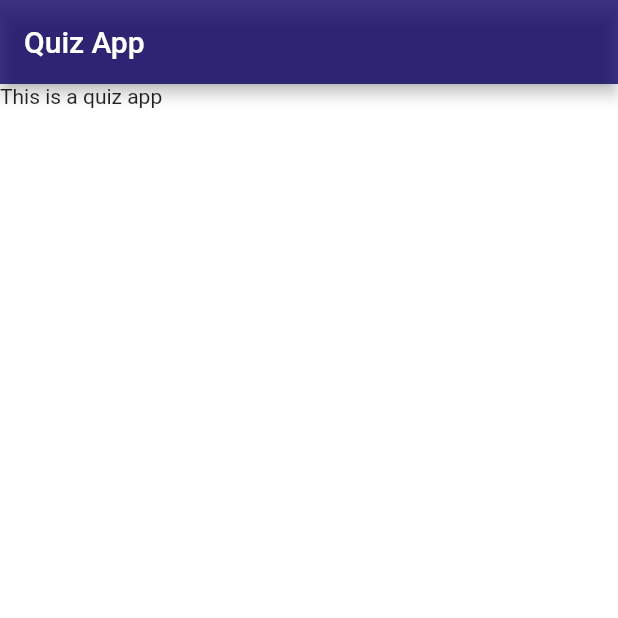
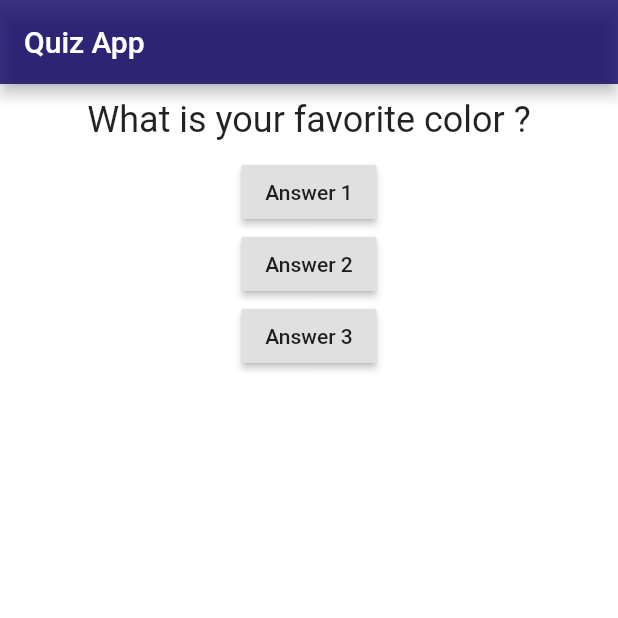
Before and after one commit to hamzaaitbenyissa/flutterQuiz, a Flutter app: the screen it shows after launch, on a phone screen of 412 x 824 dp, the top half of it. Run offline on Flutter 3.47's test engine with Material 2 defaults, Android fonts, the phone set to English and light mode, and no system bars.

Commit message:
add questions design

```diff
--- a/lib/main.dart
+++ b/lib/main.dart
@@ -1,20 +1,47 @@
+import 'package:app1/question.dart';
 import 'package:flutter/material.dart';
 
 void main() {
   runApp(MyApp());
 }
 
-class MyApp extends StatelessWidget {
+class MyApp extends StatefulWidget {
+  @override
+  State<StatefulWidget> createState() {
+    // TODO: implement createState
+    return MyAppstate();
+  }
+}
 
+class MyAppstate extends State<MyApp> {
+  var questionindex = 0;
+  void answerQuestion() {
+    setState(() {
+      questionindex = questionindex + 1;
+    });
+    print(questionindex);
+  }
+
+  var questions = [
+    "What is your favorite color ?",
+    "What is your favorite animal ?",
+    "What is your favorite movie ?",
+    "What is your favorite hobbie ?"
+  ];
   @override
   Widget build(BuildContext context) {
     return MaterialApp(
         home: Scaffold(
       appBar: AppBar(
-        title: Text("Quiz App"),
-        backgroundColor: Color.fromRGBO(11, 0, 98,0.8),
+        title: const Text("Quiz App"),
+        backgroundColor: const Color.fromRGBO(11, 0, 98, 0.8),
       ),
-      body: Text("This is a quiz app"),
+      body: Column(children: [
+        Question(questions[questionindex]),
+        RaisedButton(child: const Text("Answer 1"), onPressed: answerQuestion),
+        RaisedButton(child: const Text("Answer 2"), onPressed: answerQuestion),
+        RaisedButton(child: const Text("Answer 3"), onPressed: answerQuestion),
+      ]),
       backgroundColor: Color.fromRGBO(255, 255, 255, 0.8),
     ));
   }
--- /dev/null
+++ b/lib/question.dart
@@ -0,0 +1,16 @@
+import 'package:flutter/material.dart';
+
+class Question extends StatelessWidget {
+  String questionText;
+  Question(this.questionText);
+
+  @override
+  Widget build(BuildContext context) {
+    return Container(
+      width: double.infinity,
+      margin: const EdgeInsets.all(10),
+      child: Text(questionText,
+          style: const TextStyle(fontSize: 24), textAlign: TextAlign.center),
+    );
+  }
+}
```
